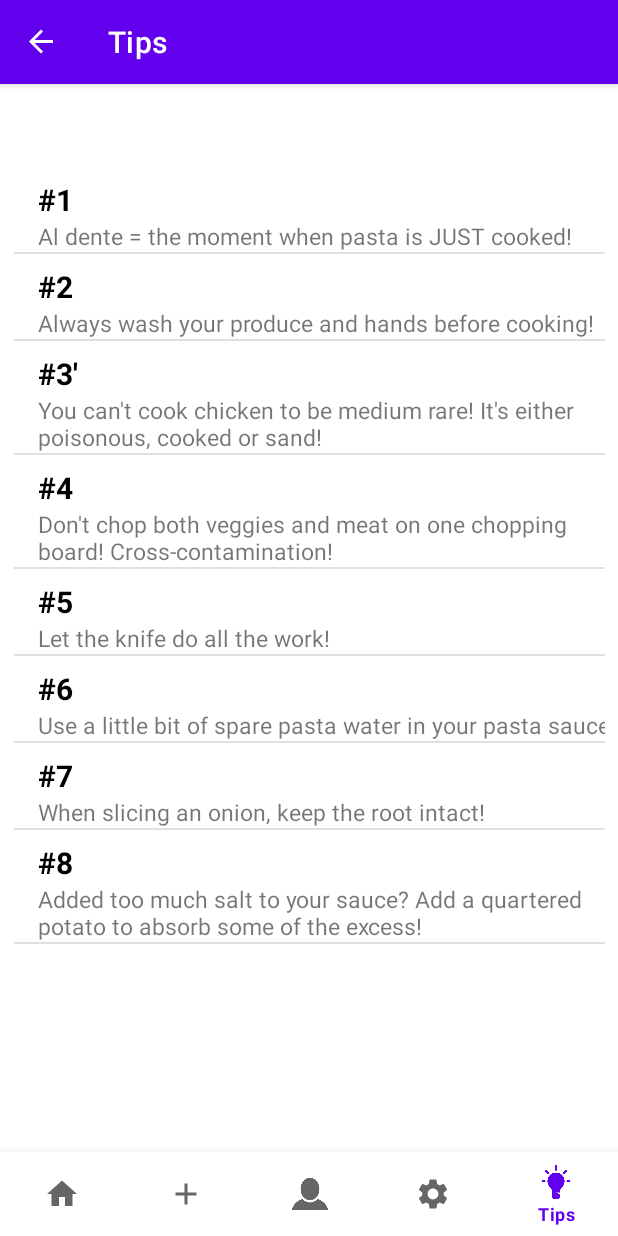
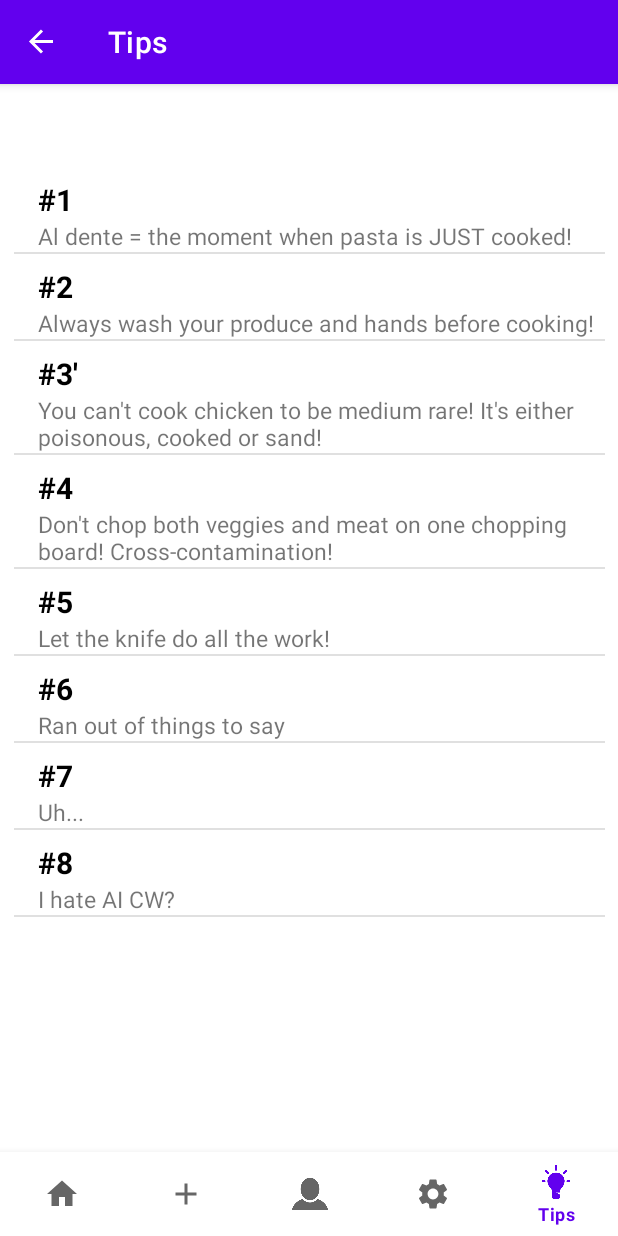
Before and after one commit to ChrisHo02/UniChef, an Android app: the TipsFragment screen opened through its navigation route, on a phone screen of 412 x 824 dp. Run offline under Robolectric (Android 15) with nearby library versions, the phone set to English and light mode, and no system bars; our stand-ins replace navigation-ui.

Commit message:
Revert "added more tips"
This reverts commit c24113cf80d8e76faf9e62cd1b009c2d96b5b3d9.

```diff
--- a/UniChef/app/src/main/java/com/example/unichef/ui/tips/TipsFragment.java
+++ b/UniChef/app/src/main/java/com/example/unichef/ui/tips/TipsFragment.java
@@ -21,18 +21,7 @@ public class TipsFragment extends Fragment {
     private TipsViewModel tipsViewModel;
     ListView tipsListView;
     String tipTitle[] = {"#1", "#2", "#3'", "#4", "#5", "#6", "#7", "#8"};
-    String tipDesc[] = {"Al dente = the moment when pasta is JUST cooked!", "Always wash your produce and hands before cooking!",
-            "You can't cook chicken to be medium rare! It's either poisonous, cooked or sand!",
-            "Don't chop both veggies and meat on one chopping board! Cross-contamination!",
-            "Let the knife do all the work!",
-            "Use a little bit of spare pasta water in your pasta sauce!",
-            "When slicing an onion, keep the root intact!",
-            "Added too much salt to your sauce? Add a quartered potato to absorb some of the excess!",
-            "Read recipes the whole way through before you start; no-one wants to stop cooking because they forgot to dice an ingredient!",
-            "Make sure you rotate your pan so that the handle is out of the way: this reduces the chance of knocking it over!",
-            "Remember: better safe than sorry!",
-            "Take advantage of leftovers!",
-            "Plan ahead!"};
+    String tipDesc[] = {"Al dente = the moment when pasta is JUST cooked!", "Always wash your produce and hands before cooking!", "You can't cook chicken to be medium rare! It's either poisonous, cooked or sand!", "Don't chop both veggies and meat on one chopping board! Cross-contamination!", "Let the knife do all the work!", "Ran out of things to say", "Uh...", "I hate AI CW?"};
     public View onCreateView(@NonNull LayoutInflater inflater, ViewGroup container, Bundle savedInstanceState){
         tipsViewModel = new ViewModelProvider(this).get(TipsViewModel.class);
         View root = inflater.inflate(R.layout.fragment_tips, container, false);
```
